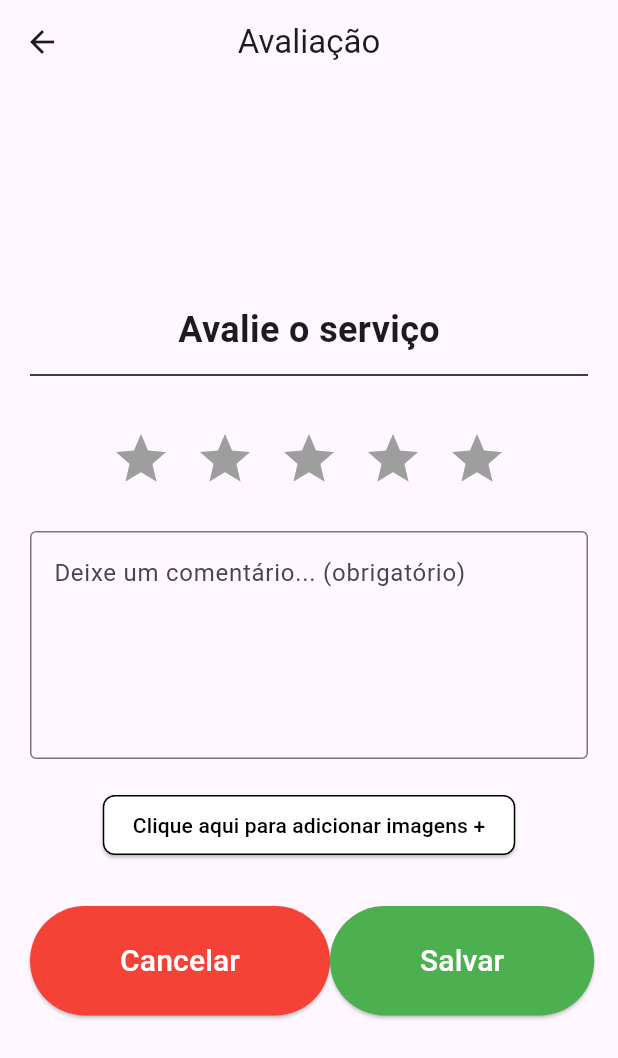
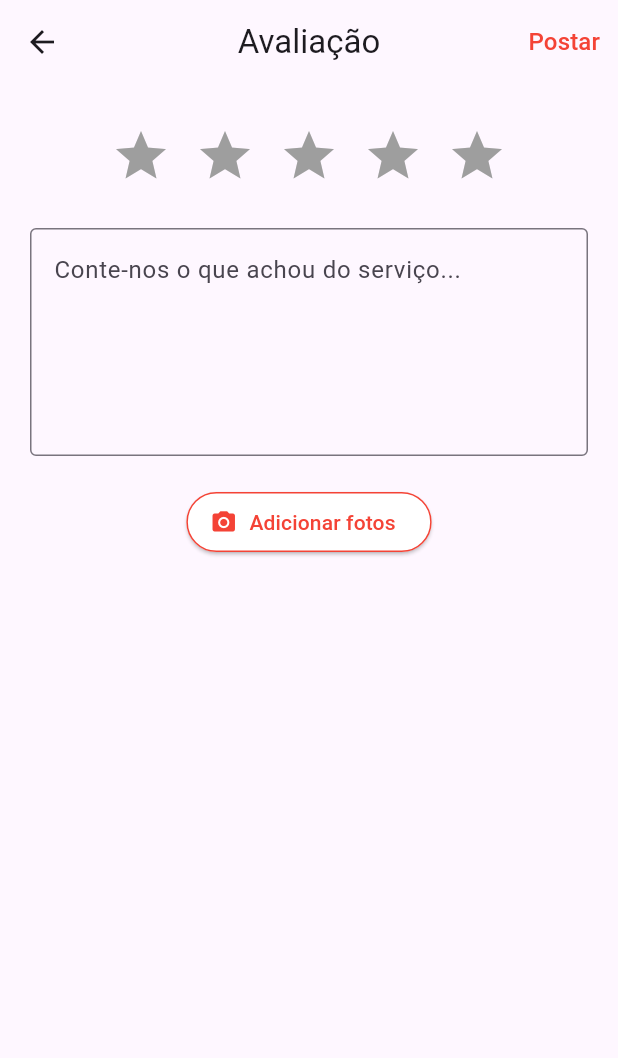
Before and after one commit to arthursetragni/sprint2completo, a Flutter app: the TelaAvaliacao screen opened directly, on a phone screen of 412 x 824 dp. Shown: the top 1058 px of the screen. Run offline on Flutter 3.47's test engine with Material 3 defaults, Android fonts, the phone set to English and light mode, and no system bars; our stand-ins replace flutter_svg, shared_preferences; accounts and stored records are empty.

Commit message:
mudando a tela de avaliação

```diff
--- a/lib/TelaAvaliacao.dart
+++ b/lib/TelaAvaliacao.dart
@@ -2,7 +2,6 @@ import 'dart:convert';
 import 'package:flutter/material.dart';
 import 'package:shared_preferences/shared_preferences.dart';
 import 'widgets/botao_recebe_icon.dart';
-import 'widgets/botao_cor_tamanho.dart';
 import 'services/avaliacao_service.dart';
 import 'models/User.dart';
 
@@ -41,22 +40,22 @@ class _TelaAvaliacaoState extends State<TelaAvaliacao> {
       return;
     }
 
-    if (_avaliacaoSelecionada == 0 || _comentarioController.text.isEmpty) {
-      print('Avaliação e comentário são obrigatórios.');
+    if (_avaliacaoSelecionada == 0) {
+      print('Avaliação obrigatória');
       return;
     }
 
     final data = {
-      "idAvaliador": usuario!.id, // ID do usuário logado
-      "idAvaliado": 1,
-      "idServico": 2,
+      "idAvaliador": "670e9f8ee6657b99823ce0f5",
+      "idAvaliado": "670e9f8ee6657b99823ce0f5",
+      "idServico": "67325e8cdba63ef7c5e4c31e",
       "data": DateTime.now().toIso8601String(),
       "nota": _avaliacaoSelecionada,
       "comentario": _comentarioController.text,
     };
 
     try {
-      final response = await _avaliacaoService.conexaoPost('/avaliacoes', data);
+      final response = await _avaliacaoService.conexaoPost('avaliacao', data);
       if (response.statusCode == 201) {
         print("Avaliação salva com sucesso!");
         Navigator.pop(context);
@@ -80,39 +79,38 @@ class _TelaAvaliacaoState extends State<TelaAvaliacao> {
       appBar: AppBar(
         title: Text('Avaliação'),
         centerTitle: true,
+        actions: [
+          TextButton(
+            onPressed: _salvarAvaliacao,
+            child: Text(
+              'Postar',
+              style: TextStyle(color: Colors.red, fontSize: 16),
+            ),
+          ),
+        ],
       ),
       body: Padding(
-        padding: const EdgeInsets.symmetric(horizontal: 20),
+        padding: const EdgeInsets.all(20.0),
         child: Column(
-          mainAxisAlignment: MainAxisAlignment.center,
+          crossAxisAlignment: CrossAxisAlignment.center,
           children: [
-            // Título
-            Column(
-              children: [
-                Text(
-                  'Avalie o serviço',
-                  style: TextStyle(fontSize: 24, fontWeight: FontWeight.bold),
-                ),
-                SizedBox(height: 5),
-                Divider(color: Colors.black, thickness: 1),
-              ],
-            ),
-            const SizedBox(height: 20),
-
             // Estrelas de Avaliação
             Row(
               mainAxisAlignment: MainAxisAlignment.center,
               children: List.generate(5, (index) {
-                return BotaoRecebeIcon(
-                  Icons.star,
-                  iconColor: index < _avaliacaoSelecionada
-                      ? Colors.yellow
-                      : Colors.grey,
-                  iconSize: 40,
+                return IconButton(
+                  icon: Icon(
+                    Icons.star,
+                    color: index < _avaliacaoSelecionada
+                        ? Colors.yellow
+                        : Colors.grey,
+                    size: 40,
+                  ),
                   onPressed: () => _selecionarAvaliacao(index + 1),
                 );
               }),
             ),
+
             const SizedBox(height: 20),
 
             // Campo de Comentário
@@ -120,48 +118,25 @@ class _TelaAvaliacaoState extends State<TelaAvaliacao> {
               controller: _comentarioController,
               maxLines: 5,
               decoration: InputDecoration(
-                hintText: 'Deixe um comentário... (obrigatório)',
+                hintText: 'Conte-nos o que achou do serviço...',
                 border: OutlineInputBorder(),
               ),
             ),
+
             const SizedBox(height: 20),
 
-            // Botão para Adicionar Imagem
-            ElevatedButton(
+            // Botão de Adicionar Fotos
+            ElevatedButton.icon(
               onPressed: () {
-                // Ação para adicionar imagem
                 print("Funcionalidade de adicionar imagens ainda não implementada.");
               },
+              icon: Icon(Icons.photo_camera),
+              label: Text('Adicionar fotos'),
               style: ElevatedButton.styleFrom(
-                foregroundColor: Colors.black,
+                foregroundColor: Colors.red,
                 backgroundColor: Colors.white,
-                padding: EdgeInsets.symmetric(vertical: 10, horizontal: 20),
-                shape: RoundedRectangleBorder(
-                  borderRadius: BorderRadius.circular(8),
-                  side: BorderSide(color: Colors.black),
-                ),
+                side: BorderSide(color: Colors.red),
               ),
-              child: Text('Clique aqui para adicionar imagens +'),
-            ),
-            const SizedBox(height: 30),
-
-            // Botões de Cancelar e Salvar
-            Row(
-              mainAxisAlignment: MainAxisAlignment.spaceEvenly,
-              children: [
-                BotaoCorTamanho(
-                  label: 'Cancelar',
-                  color: Colors.red,
-                  onPressed: () {
-                    Navigator.pop(context);
-                  },
-                ),
-                BotaoCorTamanho(
-                  label: 'Salvar',
-                  color: Colors.green,
-                  onPressed: _salvarAvaliacao,
-                ),
-              ],
             ),
           ],
         ),
```
